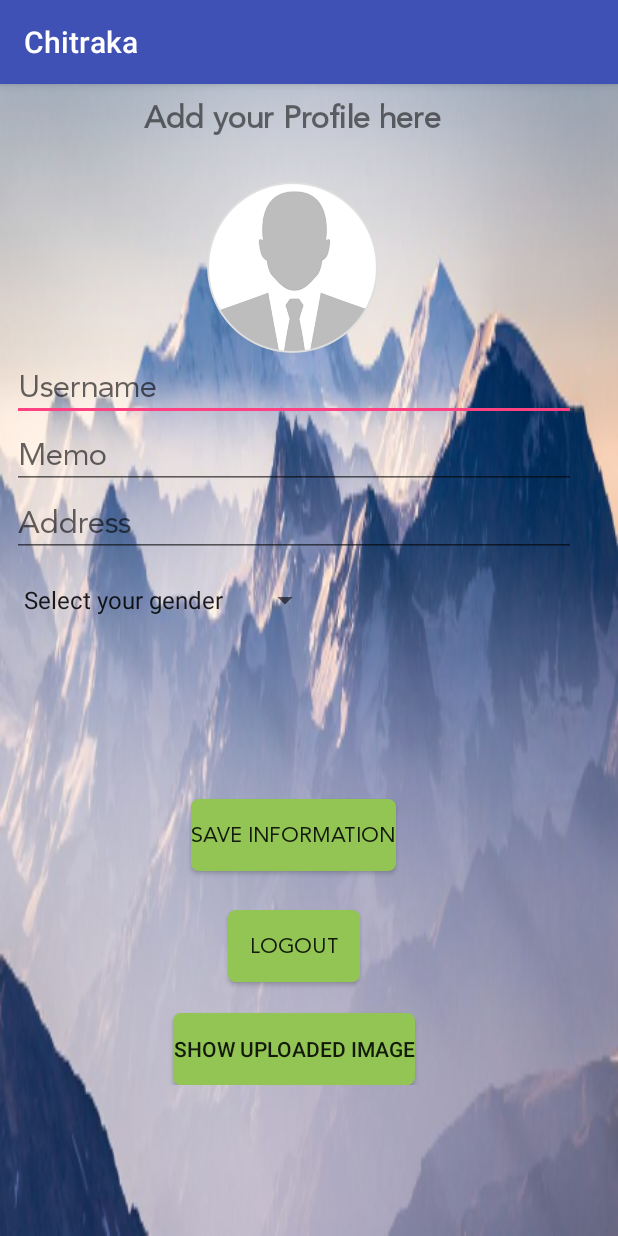
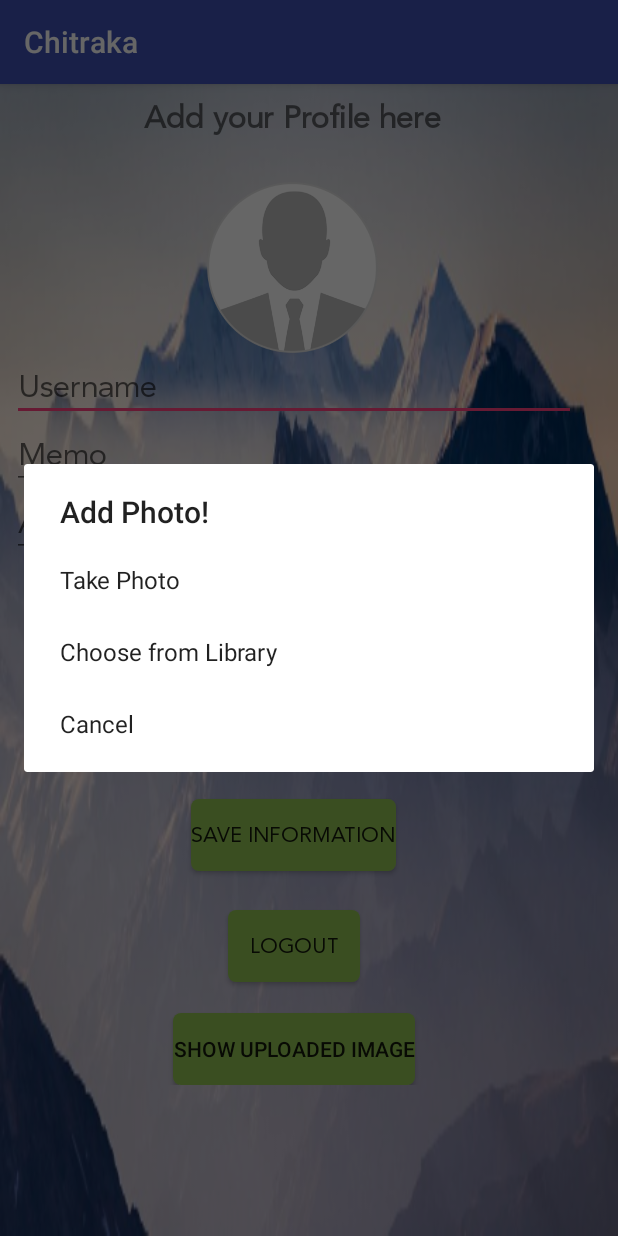
Before and after one commit to ShrenaBajiko/Chitraka, an Android app: the fragment profilefragment shown on its own in the app's theme, after a tap on an icon or button, on a phone screen of 412 x 824 dp. Run offline under Robolectric (Android 15) with nearby library versions, the phone set to English and light mode, and no system bars; our stand-ins replace CircleImageView, Firebase (no records; nobody signed in at launch, a user with empty details on screens opened directly), sdp/ssp sizes; pictures from the network do not load.

Commit message:
profile fragment changed

```diff
--- a/app/src/main/java/com/example/dell/chitraka/ViewHolder.java
+++ b/app/src/main/java/com/example/dell/chitraka/ViewHolder.java
@@ -7,10 +7,10 @@ import android.view.View;
 import android.widget.ImageView;
 import android.widget.TextView;
 
-import com.google.android.gms.common.internal.service.Common;
+
 import com.squareup.picasso.Picasso;
 
-import static java.security.AccessController.getContext;
+
 
 public class ViewHolder extends RecyclerView.ViewHolder {
 
@@ -26,7 +26,6 @@ public class ViewHolder extends RecyclerView.ViewHolder {
         TextView mDetail=mView.findViewById(R.id.description);
         ImageView mImageTv=mView.findViewById(R.id.imageview);
         mDetail.setText(det);
-       // Picasso.get().load(imageUrl).into(mImageTv);
         Picasso.get()
                 .load(imageUrl)
                 .resize(1500, 0)
--- a/app/src/main/java/com/example/dell/chitraka/homefragment.java
+++ b/app/src/main/java/com/example/dell/chitraka/homefragment.java
@@ -1,6 +1,7 @@
 package com.example.dell.chitraka;
 
 
+import android.content.Intent;
 import android.os.Bundle;
 import android.support.annotation.NonNull;
 import android.support.annotation.Nullable;
@@ -33,7 +34,6 @@ public class homefragment extends Fragment {
 
         android.support.v7.app.ActionBar actionBar=((AppCompatActivity)getActivity()).getSupportActionBar();
         actionBar.setTitle("Newsfeed");
-        actionBar.setIcon(R.drawable.take_picture);
 
 
         mRecyclerView=view.findViewById(R.id.recyclerView);
@@ -59,7 +59,7 @@ public class homefragment extends Fragment {
                         Log.d("IMAGE",model.getImageUrl());
 
                         //Search on net
-                        viewHolder.setDetails(getActivity().getApplicationContext(),model.getDet(),model.getImageUrl());
+                        viewHolder.setDetails(getActivity().getApplicationContext(),model.det,model.imageUrl);
                     }
                 };
 
--- a/app/src/main/java/com/example/dell/chitraka/profilefragment.java
+++ b/app/src/main/java/com/example/dell/chitraka/profilefragment.java
@@ -1,17 +1,20 @@
 package com.example.dell.chitraka;
 
+import android.app.AlertDialog;
 import android.app.ProgressDialog;
-import android.content.Context;
+import android.content.DialogInterface;
 import android.content.Intent;
-import android.content.SharedPreferences;
 import android.graphics.Bitmap;
+import android.graphics.BitmapFactory;
 import android.net.Uri;
 import android.os.Bundle;
-import android.preference.PreferenceManager;
 import android.provider.MediaStore;
 import android.support.annotation.NonNull;
 import android.support.annotation.Nullable;
 import android.support.v4.app.Fragment;
+import android.support.v4.graphics.drawable.RoundedBitmapDrawable;
+import android.support.v4.graphics.drawable.RoundedBitmapDrawableFactory;
+import android.text.TextUtils;
 import android.util.Log;
 import android.view.LayoutInflater;
 import android.view.View;
@@ -19,90 +22,99 @@ import android.view.ViewGroup;
 import android.widget.AdapterView;
 import android.widget.ArrayAdapter;
 import android.widget.Button;
-import android.widget.ProgressBar;
+import android.widget.ImageView;
+import android.widget.LinearLayout;
 import android.widget.Spinner;
 import android.widget.TextView;
 import android.widget.Toast;
 
-
-import com.bumptech.glide.Glide;
-import com.google.android.gms.tasks.OnCompleteListener;
-import com.google.android.gms.tasks.OnFailureListener;
 import com.google.android.gms.tasks.OnSuccessListener;
 import com.google.android.gms.tasks.Task;
 import com.google.firebase.auth.FirebaseAuth;
 import com.google.firebase.auth.FirebaseUser;
-import com.google.firebase.auth.UserProfileChangeRequest;
+import com.google.firebase.database.DatabaseReference;
+import com.google.firebase.database.FirebaseDatabase;
 import com.google.firebase.storage.FirebaseStorage;
+import com.google.firebase.storage.StorageMetadata;
 import com.google.firebase.storage.StorageReference;
 import com.google.firebase.storage.UploadTask;
 
-
-
-import java.io.IOException;
 
 import de.hdodenhof.circleimageview.CircleImageView;
 
 import static android.app.Activity.RESULT_OK;
 
-
-
 public class profilefragment extends Fragment implements AdapterView.OnItemSelectedListener {
 
+    private static final int REQUEST_CAMERA = 112;
+    private static final int SELECT_FILE = 122;
+    Uri imageHoldUri = null;
 
-
-    private static final int CHOOSE_IMAGE=101;
-    Uri uriProfileImage;
-    ProgressBar progressBar;
-    String profileImageUrl;
-
-
-
-    TextView name, address, memo;
+    TextView name,address,memo;
     Button logout;
     Button save;
+    CircleImageView userImageProfileView;
     TextView welcome;
-    CircleImageView image;
-    Button showupload;
 
     FirebaseAuth mAuth;
+    FirebaseAuth.AuthStateListener mAuthListener;
+
+    DatabaseReference mUserDatabase;
+    StorageReference mStorageRef;
+
+    ProgressDialog progressDialog;
 
 
     @Nullable
     @Override
     public View onCreateView(@NonNull LayoutInflater inflater, @Nullable ViewGroup container, @Nullable Bundle savedInstanceState) {
-        View view = inflater.inflate(R.layout.profilefragment, null, false);
+        View view=inflater.inflate(R.layout.profilefragment,null,false);
 
 
-         Spinner spinner = view.findViewById(R.id.spinner);
-        ArrayAdapter<CharSequence> adapter = ArrayAdapter.createFromResource(getActivity(), R.array.Gender, android.R.layout.simple_spinner_item);
+        Spinner spinner=view.findViewById(R.id.spinner);
+        ArrayAdapter<CharSequence> adapter=ArrayAdapter.createFromResource(getActivity(),R.array.Gender,android.R.layout.simple_spinner_item);
         adapter.setDropDownViewResource(android.R.layout.simple_spinner_dropdown_item);
         spinner.setAdapter(adapter);
         spinner.setOnItemSelectedListener(this);
 
+
+        name=(TextView)view.findViewById(R.id.name);
+        address=(TextView)view.findViewById(R.id.address);
+        memo=(TextView) view.findViewById(R.id.memo);
+        userImageProfileView=(CircleImageView)view.findViewById(R.id.profilepic);
+        logout=(Button)view.findViewById(R.id.logout);
+        save=(Button) view.findViewById(R.id.save);
+        welcome=(TextView)view.findViewById(R.id.textViewUserEmail) ;
+
+
         mAuth=FirebaseAuth.getInstance();
+        mAuthListener=new FirebaseAuth.AuthStateListener() {
+            @Override
+            public void onAuthStateChanged(@NonNull FirebaseAuth firebaseAuth)
+            {
+                FirebaseUser user=firebaseAuth.getCurrentUser();
 
-        name =view.findViewById(R.id.name);
-        address = view.findViewById(R.id.address);
-        memo =  view.findViewById(R.id.memo);
-        logout = view.findViewById(R.id.logout);
-        save =  view.findViewById(R.id.save);
-        welcome =  view.findViewById(R.id.textViewUserEmail);
-        image=view.findViewById(R.id.profilepic);
-        showupload= view.findViewById(R.id.text_view_show_upload);
+                if(user !=null) {
+                    getActivity().finish();
+                    Intent moveToHome = new Intent(getActivity(), HomePage.class);
+                    moveToHome.addFlags(Intent.FLAG_ACTIVITY_CLEAR_TOP);
+                    startActivity(moveToHome);
 
-       loadUserInformation();
+                }
+            }
+        };
 
-        progressBar=view.findViewById(R.id.progressbar);
+        progressDialog=new ProgressDialog(getActivity());
+
+        mUserDatabase=FirebaseDatabase.getInstance().getReference().child("Users").child(mAuth.getCurrentUser().getUid());
+        mStorageRef=FirebaseStorage.getInstance().getReference();
 
 
         logout.setOnClickListener(new View.OnClickListener() {
             @Override
             public void onClick(View v) {
                 if (v == logout) {
-                    progressBar.setVisibility(View.VISIBLE);
                     mAuth.signOut();
-                    progressBar.setVisibility(View.GONE);
                     getActivity().finish();
                     startActivity(new Intent(getActivity(), Login.class));
                 }
@@ -114,190 +126,158 @@ public class profilefragment extends Fragment implements AdapterView.OnItemSelec
             @Override
             public void onClick(View v)
             {
-              saveUserInformation();
-            }
-        });
-
-
-        image.setOnClickListener(new View.OnClickListener() {
-            @Override
-            public void onClick(View v) {
-                showImageChooser();
-            }
-        });
-
-
-        showupload.setOnClickListener(new View.OnClickListener() {
-            @Override
-            public void onClick(View v) {
-                openImageActivity();
-            }
-
-            private void openImageActivity() {
-                Intent intent = new Intent(getActivity(),ImageActivity.class);
-                startActivity(intent);
+                saveUserProfile();
 
             }
         });
 
 
+        userImageProfileView.setOnClickListener(new View.OnClickListener() {
+            @Override
+            public void onClick(View v)
+            {
+                profilePicSelection();
+            }
+        });
+
 
         return view;
     }
 
-     public void onStart() {
-        super.onStart();
+    private void saveUserProfile()
+    {
 
-        if(mAuth.getCurrentUser() ==null)
+        final String Name,Memo,Address;
+
+        Name=name.getText().toString().trim();
+        Memo=memo.getText().toString().trim();
+        Address=address.getText().toString().trim();
+
+
+        if(!TextUtils.isEmpty(Name) && !TextUtils.isEmpty(Memo) && !TextUtils.isEmpty(Address) && imageHoldUri!=null)
         {
-            getActivity().finish();
-            startActivity(new Intent(getActivity(),Login.class));
+
+            progressDialog.setTitle("SAVING PROFILE");
+            progressDialog.setMessage("PLEASE WAIT......");
+            progressDialog.show();
+
+
+            StorageReference mChildStorage=mStorageRef.child("User_Profile").child(imageHoldUri.getLastPathSegment());
+            final String profilePicUrl=imageHoldUri.getLastPathSegment();
+
+            mChildStorage.putFile(imageHoldUri).addOnSuccessListener(new OnSuccessListener<UploadTask.TaskSnapshot>() {
+                @Override
+                public void onSuccess(UploadTask.TaskSnapshot taskSnapshot)
+                {
+
+                    final Task<Uri> imageUrl=taskSnapshot.getMetadata().getReference().getDownloadUrl();
+
+                    mUserDatabase.child("Username").setValue(Name);
+                    mUserDatabase.child("Memo").setValue(Memo);
+                    mUserDatabase.child("Address").setValue(Address);
+                    mUserDatabase.child("userid").setValue(mAuth.getCurrentUser().getUid());
+                    //mUserDatabase.child("Imageurl").setValue(imageUrl.toString());
+                    mUserDatabase.child("Imageurl").setValue(profilePicUrl);
+
+
+                    progressDialog.dismiss();
+
+                    getActivity().finish();
+                    Intent moveToHome=new Intent(getActivity(),HomePage.class);
+                    moveToHome.addFlags(Intent.FLAG_ACTIVITY_CLEAR_TOP);
+                    startActivity(moveToHome);
+
+                }
+            });
+
+        }
+        else
+        {
+            Toast.makeText(getActivity(),"Fields cannot be empty",Toast.LENGTH_LONG).show();
         }
     }
 
 
-   private void loadUserInformation() {
-        FirebaseUser user = mAuth.getCurrentUser();
 
-        if (user != null) {
-            if (user.getPhotoUrl() != null)
-            {
-                Glide.with(getActivity())
-                        .load(user.getPhotoUrl().toString())
-                        .into(image);
+    private void profilePicSelection()
+    {
+        final CharSequence[] items = {"Take Photo", "Choose from Library",
+                "Cancel"};
+        AlertDialog.Builder builder = new AlertDialog.Builder(getActivity());
+        builder.setTitle("Add Photo!");
 
+        //SET ITEMS AND THERE LISTENERS
+        builder.setItems(items, new DialogInterface.OnClickListener() {
+            @Override
+            public void onClick(DialogInterface dialog, int item) {
+
+                if (items[item].equals("Take Photo")) {
+                    cameraIntent();
+                } else if (items[item].equals("Choose from Library")) {
+                    galleryIntent();
+                } else if (items[item].equals("Cancel")) {
+                    dialog.dismiss();
+                }
             }
+        });
+        builder.show();
 
-            if (user.getDisplayName() != null)
-            {
-              name.setText(user.getDisplayName());
-            }
-
-            if (user.getDisplayName() != null)
-            {
-                address.setText(user.getDisplayName());
-            }
-
-            if (user.getDisplayName() != null)
-            {
-                memo.setText(user.getDisplayName());
-            }
-
-            }
     }
 
+    private void cameraIntent() {
 
+        //CHOOSE CAMERA
+        Log.d("gola", "entered here");
+        Intent intent = new Intent(MediaStore.ACTION_IMAGE_CAPTURE);
+        intent.setType("image/*");
+        startActivityForResult(intent, REQUEST_CAMERA);
+    }
 
-    private void saveUserInformation()
-    {
-        //progress dialog
-        progressBar.setVisibility(View.VISIBLE);
-        String Name= name.getText().toString().trim();
-        String Address= address.getText().toString().trim();
-        String Memo= memo.getText().toString().trim();
+    private void galleryIntent() {
 
-        if(Name.isEmpty() && Address.isEmpty() && Memo.isEmpty())
-        {
-            Toast.makeText(getActivity(),"FIELDS CANNOT BE EMPTY...",Toast.LENGTH_SHORT).show();
-            return;
-        }
-
-        FirebaseUser user=mAuth.getCurrentUser();
-
-        if(user!=null && profileImageUrl !=null)
-        {
-            UserProfileChangeRequest profile=new UserProfileChangeRequest.Builder()
-                    .setDisplayName(Name)
-                    .setDisplayName(Address)
-                    .setDisplayName(Memo)
-                    .setPhotoUri(Uri.parse(profileImageUrl))
-                    .build();
-
-            user.updateProfile(profile).addOnCompleteListener(new OnCompleteListener<Void>() {
-                @Override
-                public void onComplete(@NonNull Task<Void> task)
-                {
-                    if(task.isSuccessful())
-                    {
-                        progressBar.setVisibility(View.GONE);
-                        Toast.makeText(getActivity(),"PROFILE ADDED SUCCESSFUL",Toast.LENGTH_SHORT).show();
-
-                    }
-                }
-            });
-        }
-
-        }
+        //CHOOSE IMAGE FROM GALLERY
+        Log.d("gola", "entered here");
+        Intent intent = new Intent(Intent.ACTION_PICK);
+        intent.setType("image/*");
+        startActivityForResult(intent, SELECT_FILE);
+    }
 
     @Override
     public void onActivityResult(int requestCode, int resultCode, Intent data) {
         super.onActivityResult(requestCode, resultCode, data);
 
 
-        if(requestCode==CHOOSE_IMAGE && resultCode == RESULT_OK && data != null  && data.getData()!=null)
+        //SAVE URI FROM GALLERY
+        if(requestCode == SELECT_FILE && resultCode == RESULT_OK)
         {
-           uriProfileImage= data.getData();
-
-           try {
-               Bitmap bitmap = MediaStore.Images.Media.getBitmap(getActivity().getContentResolver(), uriProfileImage);
-               image.setImageBitmap(bitmap);
+            Uri imageUri = data.getData();
+            userImageProfileView.setImageURI(imageUri);
 
 
-               uploadImageToFirebaseStorage();
+        }else if ( requestCode == REQUEST_CAMERA && resultCode == RESULT_OK ){
+            //SAVE URI FROM CAMERA
 
-           } catch (IOException e)
-           {
-               e.printStackTrace();
-           }
+            Uri imageUri = data.getData();
+            userImageProfileView.setImageURI(imageUri);
+
+
 
         }
-    }
-
-    private void uploadImageToFirebaseStorage() {
-
-        StorageReference profileImageRef=FirebaseStorage.getInstance().getReference("profilepic/"+System.currentTimeMillis()+ ".jpg");
-
-        if(uriProfileImage != null)
-        {
-            progressBar.setVisibility(View.VISIBLE);
-            profileImageRef.putFile(uriProfileImage)
-                    .addOnSuccessListener(new OnSuccessListener<UploadTask.TaskSnapshot>() {
-                @Override
-                public void onSuccess(UploadTask.TaskSnapshot taskSnapshot)
-                {
-                    progressBar.setVisibility(View.GONE);
-                    profileImageUrl=taskSnapshot.getMetadata().getReference().getDownloadUrl().toString();
-
-                }
-            })
-
-            .addOnFailureListener(new OnFailureListener() {
-                @Override
-                public void onFailure(@NonNull Exception e) {
-                    progressBar.setVisibility(View.GONE);
-                    Toast.makeText(getActivity(),"ERROR UPLOADING THE IMAGE PLEASE TRY AGAIN...",Toast.LENGTH_SHORT).show();
-                }
-            });
-        }
-    }
-
-    private void showImageChooser()
-    {
-        Intent intent=new Intent();
-        intent.setType("image/*");
-        intent.setAction(Intent.ACTION_GET_CONTENT);
-        startActivityForResult(Intent.createChooser(intent,"Select Profile Picture"),CHOOSE_IMAGE);
-    }
 
 
-    @Override
-    public void onItemSelected(AdapterView<?> parent, View view, int position, long id) {
-        String text = parent.getItemAtPosition(position).toString();
+
+
     }
 
     @Override
-    public void onNothingSelected(AdapterView<?> parent) { }
+    public void onItemSelected(AdapterView<?> parent, View view, int position, long id)
+    {
+        String text=parent.getItemAtPosition(position).toString();
+        //Toast.makeText(parent.getContext(),text,Toast.LENGTH_SHORT).show();
+    }
 
+    @Override
+    public void onNothingSelected(AdapterView<?> parent) {
 
-
+    }
 }
--- a/app/src/main/res/layout/profilefragment.xml
+++ b/app/src/main/res/layout/profilefragment.xml
@@ -16,8 +16,7 @@
         android:layout_marginLeft="9dp"
         android:layout_marginTop="0dp"
         android:orientation="vertical">
-        android:orientation="vertical"
-        android:layout_alignParentLeft="true">
+
 
 
         <TextView
@@ -42,6 +41,7 @@
                 android:layout_marginTop="@dimen/_16sdp"
                 android:background="@drawable/avatar"
                 android:layout_marginHorizontal="@dimen/_100sdp"
+
                 />
 
             <ProgressBar
```
